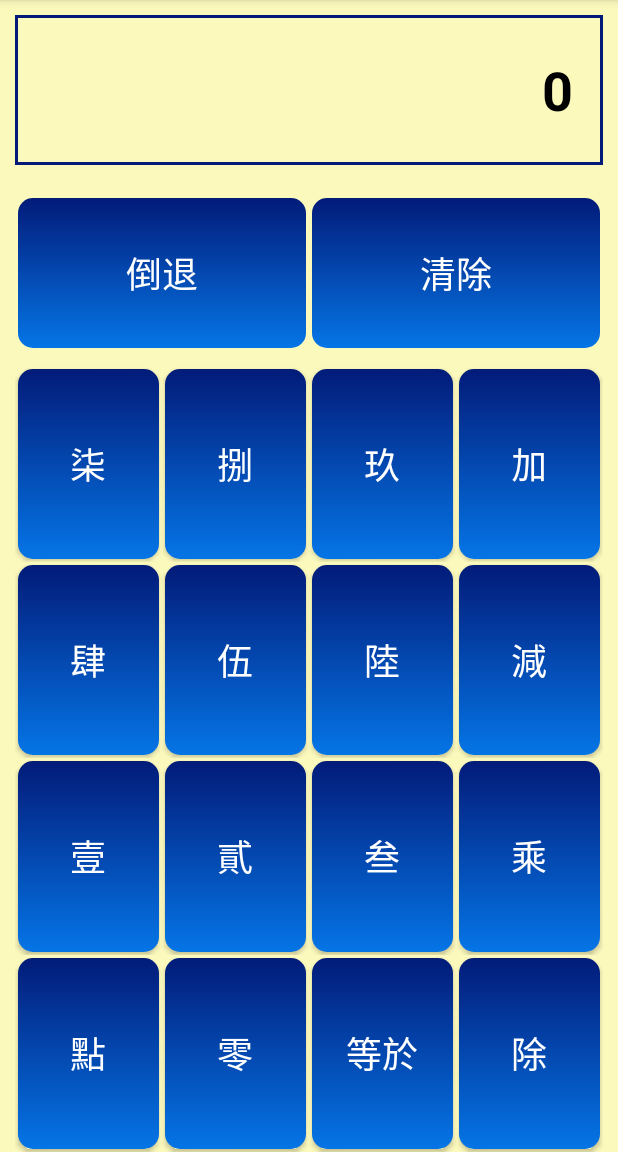
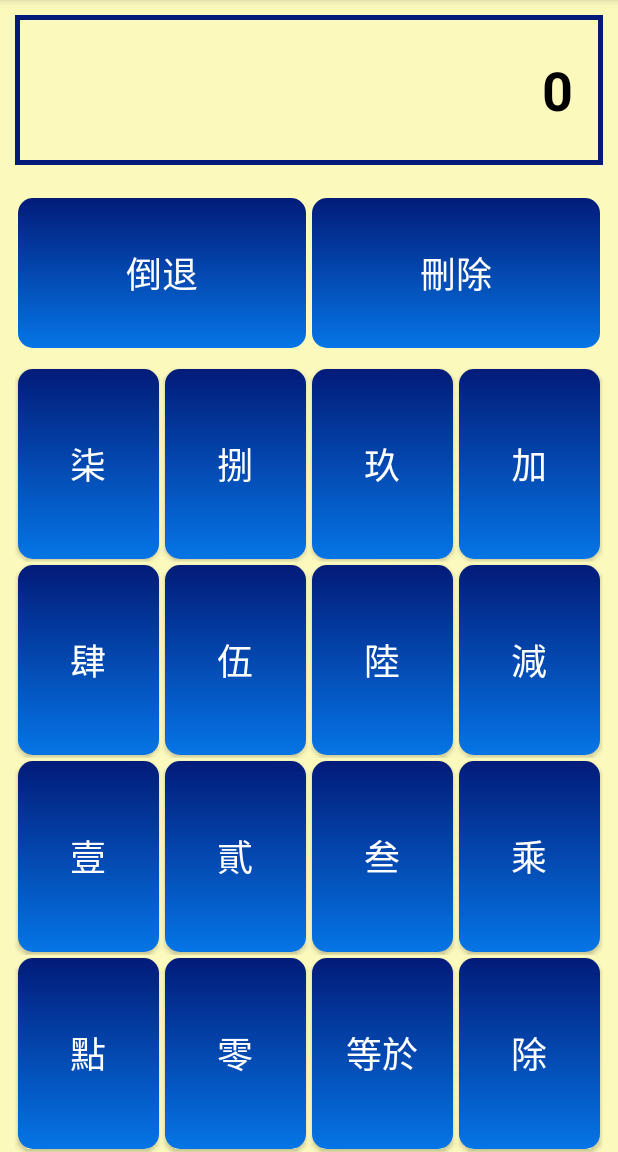
Before and after one commit to 8236fn/Calculator, an Android app: the screen it shows after launch (MainActivity), on a phone screen of 412 x 824 dp, the part 84-1236 px from its top. Run offline under Robolectric (Android 15) with nearby library versions, the phone set to English and light mode, and no system bars.

Commit message:
20180627-3 string change

```diff
--- a/app/src/main/res/drawable/frame.xml
+++ b/app/src/main/res/drawable/frame.xml
@@ -3,7 +3,7 @@
     xmlns:android="http://schemas.android.com/apk/res/android"
     android:shape="rectangle">
     <stroke
-        android:width="2dp"
+        android:width="3dp"
         android:color="@color/endColor"/>
 
 </shape>
--- a/app/src/main/res/layout/layout_main.xml
+++ b/app/src/main/res/layout/layout_main.xml
@@ -16,9 +16,9 @@
         android:layout_margin="10dp"
         android:background="@drawable/frame"
         android:gravity="center_vertical|end"
-        android:paddingEnd="20dp"
-        android:paddingStart="20dp"
-        android:text="0"
+        android:paddingLeft="20dp"
+        android:paddingRight="20dp"
+        android:text="@string/display"
         android:textAlignment="gravity"
         android:textColor="@android:color/black"
         android:textSize="36sp"
@@ -36,18 +36,18 @@
             style="@style/buttons"
             android:layout_width="match_parent"
             android:layout_height="100dp"
-            android:layout_marginLeft="5dp"
+            android:layout_marginStart="5dp"
             android:layout_weight="1"
-            android:text="倒退" />
+            android:text="@string/btnBack" />
 
         <Button
             android:id="@+id/btnClear"
             style="@style/buttons"
             android:layout_width="match_parent"
             android:layout_height="100dp"
-            android:layout_marginRight="5dp"
+            android:layout_marginEnd="5dp"
             android:layout_weight="1"
-            android:text="清除" />
+            android:text="@string/btnClear" />
     </LinearLayout>
 
     <TableLayout
@@ -68,28 +68,28 @@
                 style="@style/buttons"
                 android:layout_width="wrap_content"
                 android:layout_height="match_parent"
-                android:text="柒" />
+                android:text="@string/btn7" />
 
             <Button
                 android:id="@+id/btn8"
                 style="@style/buttons"
                 android:layout_width="wrap_content"
                 android:layout_height="match_parent"
-                android:text="捌" />
+                android:text="@string/btn8" />
 
             <Button
                 android:id="@+id/btn9"
                 style="@style/buttons"
                 android:layout_width="wrap_content"
                 android:layout_height="match_parent"
-                android:text="玖" />
+                android:text="@string/btn9" />
 
             <Button
                 android:id="@+id/btnAdd"
                 style="@style/buttons"
                 android:layout_width="wrap_content"
                 android:layout_height="match_parent"
-                android:text="加" />
+                android:text="@string/btnAdd" />
         </TableRow>
 
         <TableRow
@@ -103,28 +103,28 @@
                 style="@style/buttons"
                 android:layout_width="wrap_content"
                 android:layout_height="match_parent"
-                android:text="肆" />
+                android:text="@string/btn4" />
 
             <Button
                 android:id="@+id/btn5"
                 style="@style/buttons"
                 android:layout_width="wrap_content"
                 android:layout_height="match_parent"
-                android:text="伍" />
+                android:text="@string/btn5" />
 
             <Button
                 android:id="@+id/btn6"
                 style="@style/buttons"
                 android:layout_width="wrap_content"
                 android:layout_height="match_parent"
-                android:text="陸" />
+                android:text="@string/btn6" />
 
             <Button
                 android:id="@+id/btnSubtract"
                 style="@style/buttons"
                 android:layout_width="wrap_content"
                 android:layout_height="match_parent"
-                android:text="減" />
+                android:text="@string/btnSubtract" />
         </TableRow>
 
         <TableRow
@@ -138,28 +138,28 @@
                 style="@style/buttons"
                 android:layout_width="wrap_content"
                 android:layout_height="match_parent"
-                android:text="壹" />
+                android:text="@string/btn1" />
 
             <Button
                 android:id="@+id/btn2"
                 style="@style/buttons"
                 android:layout_width="wrap_content"
                 android:layout_height="match_parent"
-                android:text="貳" />
+                android:text="@string/btn2" />
 
             <Button
                 android:id="@+id/btn3"
                 style="@style/buttons"
                 android:layout_width="wrap_content"
                 android:layout_height="match_parent"
-                android:text="叁" />
+                android:text="@string/btn3" />
 
             <Button
                 android:id="@+id/btnMultiplay"
                 style="@style/buttons"
                 android:layout_width="wrap_content"
                 android:layout_height="match_parent"
-                android:text="乘" />
+                android:text="@string/btnMultiply" />
         </TableRow>
 
         <TableRow
@@ -173,28 +173,28 @@
                 style="@style/buttons"
                 android:layout_width="wrap_content"
                 android:layout_height="match_parent"
-                android:text="點" />
+                android:text="@string/btnPoint" />
 
             <Button
                 android:id="@+id/btn0"
                 style="@style/buttons"
                 android:layout_width="wrap_content"
                 android:layout_height="match_parent"
-                android:text="零" />
+                android:text="@string/btn0" />
 
             <Button
                 android:id="@+id/btnEquals"
                 style="@style/buttons"
                 android:layout_width="wrap_content"
                 android:layout_height="match_parent"
-                android:text="等於" />
+                android:text="@string/btnEquals" />
 
             <Button
                 android:id="@+id/btnDivided"
                 style="@style/buttons"
                 android:layout_width="wrap_content"
                 android:layout_height="match_parent"
-                android:text="除" />
+                android:text="@string/btnDivided" />
         </TableRow>
     </TableLayout>
 
--- a/app/src/main/res/values/strings.xml
+++ b/app/src/main/res/values/strings.xml
@@ -1,3 +1,22 @@
 <resources>
     <string name="app_name">Calculator</string>
+    <string name="display">0</string>
+    <string name="btnBack">倒退</string>
+    <string name="btnClear">刪除</string>
+    <string name="btn0">零</string>
+    <string name="btn1">壹</string>
+    <string name="btn2">貳</string>
+    <string name="btn3">叁</string>
+    <string name="btn4">肆</string>
+    <string name="btn5">伍</string>
+    <string name="btn6">陸</string>
+    <string name="btn7">柒</string>
+    <string name="btn8">捌</string>
+    <string name="btn9">玖</string>
+    <string name="btnPoint">點</string>
+    <string name="btnEquals">等於</string>
+    <string name="btnAdd">加</string>
+    <string name="btnSubtract">減</string>
+    <string name="btnMultiply">乘</string>
+    <string name="btnDivided">除</string>
 </resources>
```
